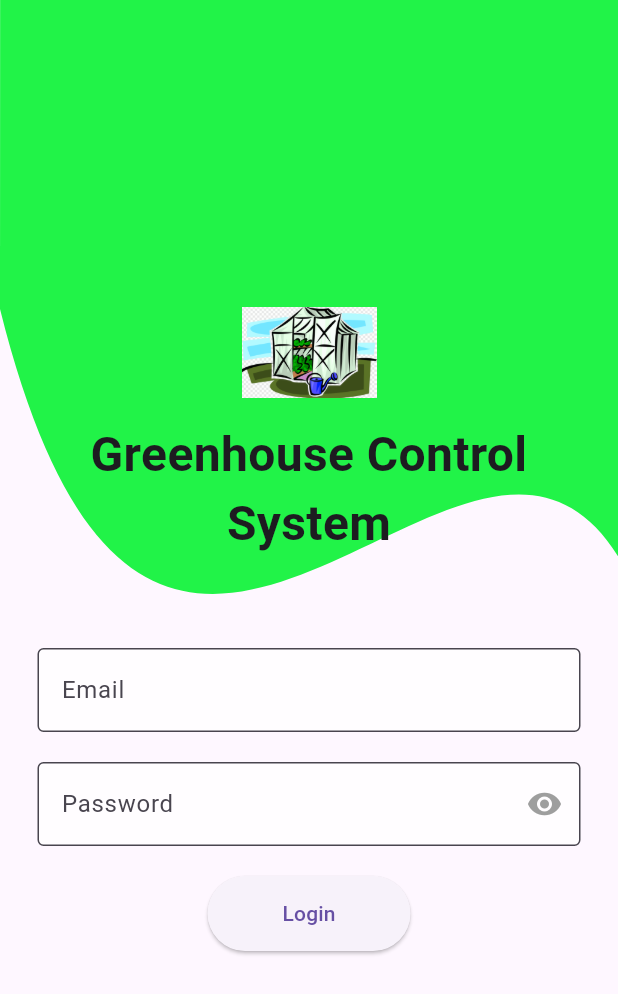
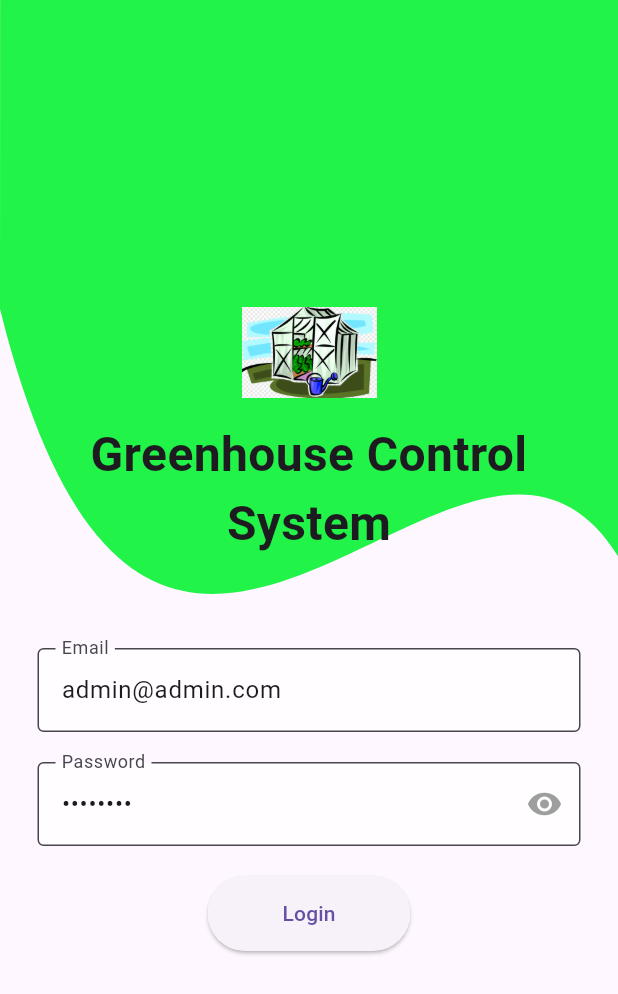
Before and after one commit to AFR0011/greenhouse-proj, a Flutter app: the screen it shows after launch, on a phone screen of 412 x 824 dp. Shown: the top 994 px of the screen. Run offline on Flutter 3.47's test engine with Material 3 defaults, Android fonts, the phone set to English and light mode, and no system bars; our stand-ins replace bloc, cloud_firestore, firebase_auth, firebase_core, firebase_messaging, firebase_storage and 3 more; missing offline and left inert: list_utilities, mailer; accounts and stored records are empty.

Commit message:
Backdoor
- Backdoor for development QoL (better late than never)

```diff
--- a/greenhouse_project/lib/pages/login.dart
+++ b/greenhouse_project/lib/pages/login.dart
@@ -30,6 +30,9 @@ class _LoginPageState extends State<LoginPage>
   // Firebase authentication init
   FirebaseAuth auth = FirebaseAuth.instance;
 
+  // Show/hide password
+  bool _isSecurePassword = true;
+
   // Dispose of controllers for better performance
   @override
   void dispose() {
@@ -43,9 +46,12 @@ class _LoginPageState extends State<LoginPage>
   void initState() {
     super.initState();
   }
-  bool _isSecurePassword = true;
+
   @override
   Widget build(BuildContext context) {
+    passwordController.text = "12345678";
+    emailController.text = "admin@admin.com";
+
     return Scaffold(
       body: BlocConsumer<AuthCubit, AuthState>(
         builder: (context, state) {
@@ -61,12 +67,12 @@ class _LoginPageState extends State<LoginPage>
             // Content
             Padding(
               padding: const EdgeInsets.all(25.0),
-              child:SafeArea(
+              child: SafeArea(
                 child: Column(
                   mainAxisAlignment: MainAxisAlignment.center,
                   children: [
-                    Image.asset("lib/utils/Icons/Logo.png", width: 90, height: 90),
-
+                    Image.asset("lib/utils/Icons/Logo.png",
+                        width: 90, height: 90),
                     const Padding(
                       padding: EdgeInsets.only(bottom: 60),
                       child: Text(
@@ -87,8 +93,8 @@ class _LoginPageState extends State<LoginPage>
                     const SizedBox(height: 20.0),
                     TextField(
                       controller: passwordController,
-                      obscureText:  _isSecurePassword,
-                      decoration:  InputDecoration(
+                      obscureText: _isSecurePassword,
+                      decoration: InputDecoration(
                         filled: true,
                         fillColor: Colors.white70,
                         labelText: 'Password',
@@ -100,7 +106,8 @@ class _LoginPageState extends State<LoginPage>
                     ElevatedButton(
                       onPressed: () {
                         context.read<AuthCubit>().authLoginRequest(
-                            emailController.text.trim(), passwordController.text);
+                            emailController.text.trim(),
+                            passwordController.text);
                       },
                       style: ElevatedButton.styleFrom(
                         padding: const EdgeInsets.symmetric(
@@ -136,14 +143,17 @@ class _LoginPageState extends State<LoginPage>
       ),
     );
   }
-  Widget togglePassword(){
 
-      return IconButton(onPressed: (){
-        setState(() {
-      _isSecurePassword = !_isSecurePassword;
-      });
-      }, icon: _isSecurePassword ? Icon(Icons.visibility) : Icon(Icons.visibility_off),
-      color: Colors.grey );
-
-    }
+  Widget togglePassword() {
+    return IconButton(
+        onPressed: () {
+          setState(() {
+            _isSecurePassword = !_isSecurePassword;
+          });
+        },
+        icon: _isSecurePassword
+            ? Icon(Icons.visibility)
+            : Icon(Icons.visibility_off),
+        color: Colors.grey);
+  }
 }
```
